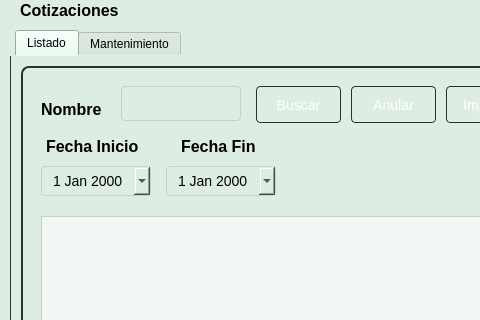
The window that Sistema de ventas/ui/FrmCotizacion.ui (CodeDrTech/DevelopPython) describes before a commit, drawn with Qt 5; both pictures show x 0 to 480 and y 0 to 320 of the 999 by 769 pixel window.
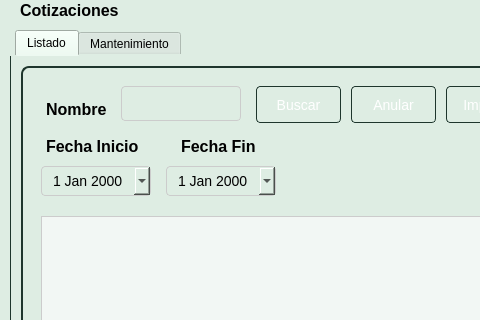
The same window after the commit. Icons and pictures are not drawn.

The edit to the form file:
```diff
--- a/Sistema de ventas/ui/FrmCotizacion.ui
+++ b/Sistema de ventas/ui/FrmCotizacion.ui
@@ -139,7 +139,7 @@
       <widget class="QLabel" name="label_2">
        <property name="geometry">
         <rect>
-         <x>20</x>
+         <x>25</x>
          <y>30</y>
          <width>73</width>
          <height>27</height>
```
